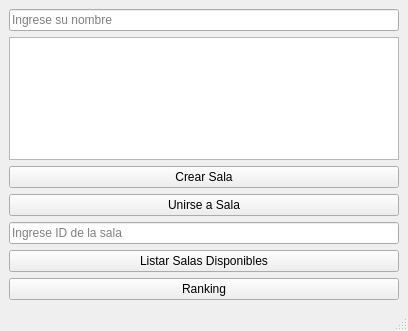
Qt form ui/pantalla_conexion.ui (javiersoto0310/Generala) before a commit.
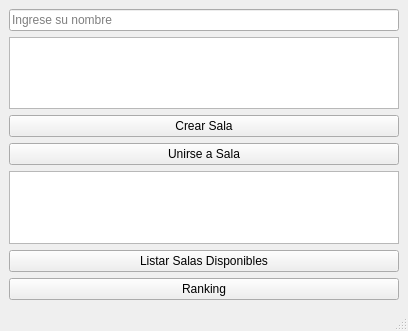
The same form after that commit.

Commit message: modificacion de la interfaz grafica para nueva forma de seleccion de sala

Diff of the .ui file:
```diff
--- a/ui/pantalla_conexion.ui
+++ b/ui/pantalla_conexion.ui
@@ -40,11 +40,7 @@
      </widget>
     </item>
     <item>
-     <widget class="QLineEdit" name="entrada_id_sala">
-      <property name="placeholderText">
-       <string>Ingrese ID de la sala</string>
-      </property>
-     </widget>
+     <widget class="QListWidget" name="lista_salas_disponibles"/>
     </item>
     <item>
      <widget class="QPushButton" name="btn_listar_salas">
```
The commit also changes 5 other files.
